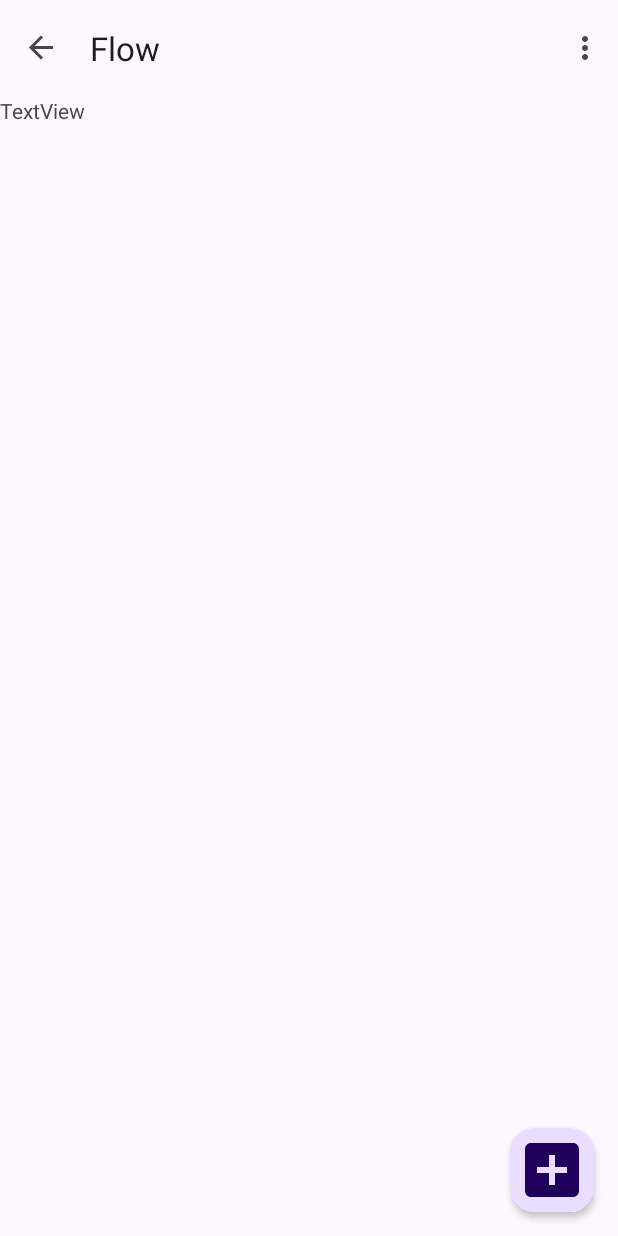
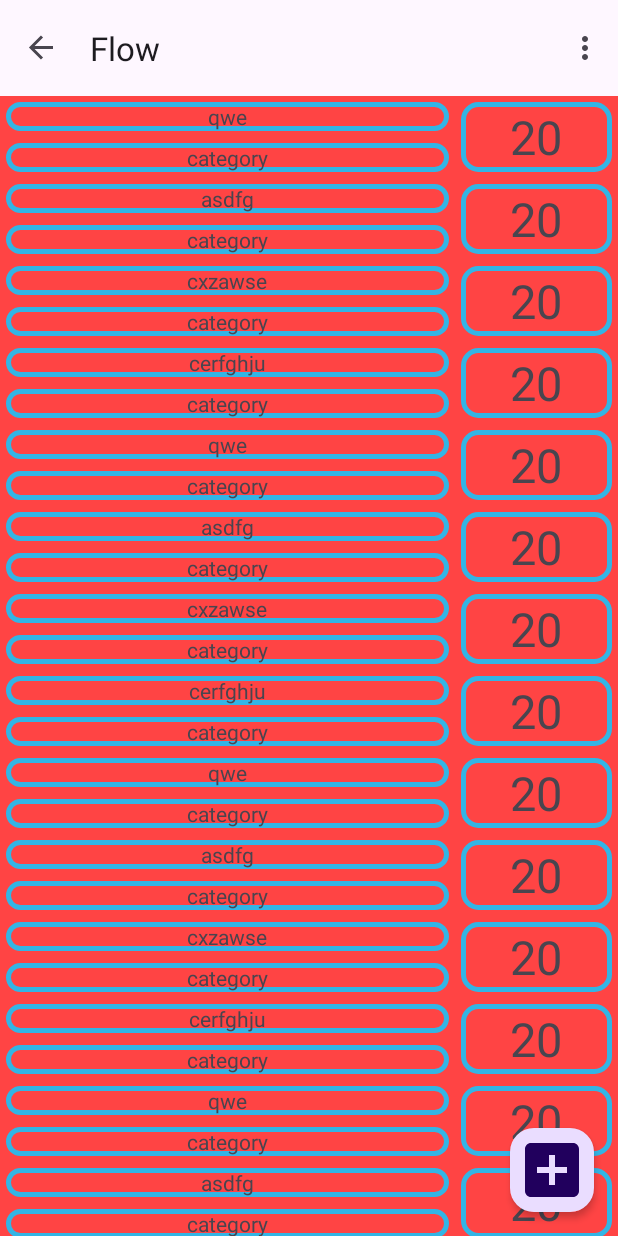
Before and after one commit to Vlad421/BillManager, an Android app: the AddFragment screen opened through its navigation route, on a phone screen of 412 x 824 dp. Run offline under Robolectric (Android 15) with nearby library versions, the phone set to English and light mode, and no system bars; our stand-ins replace navigation-ui.

Commit message:
- basic template for list element, basic Entry class

```diff
--- a/app/src/main/java/my/sdlc/billmanager/AddFragment.java
+++ b/app/src/main/java/my/sdlc/billmanager/AddFragment.java
@@ -1,8 +1,12 @@
 package my.sdlc.billmanager;
 
+import android.content.Context;
 import android.os.Bundle;
 
+import androidx.annotation.NonNull;
 import androidx.fragment.app.Fragment;
+import androidx.recyclerview.widget.LinearLayoutManager;
+import androidx.recyclerview.widget.RecyclerView;
 
 import android.view.LayoutInflater;
 import android.view.View;
@@ -14,13 +18,33 @@ public class AddFragment extends Fragment {
 
     public AddFragment() {
         // Required empty public constructor
+
+
     }
 
 
     @Override
     public View onCreateView(LayoutInflater inflater, ViewGroup container,
                              Bundle savedInstanceState) {
-        // Inflate the layout for this fragment
-        return inflater.inflate(R.layout.fragment_add, container, false);
+
+        ViewGroup view = (ViewGroup) inflater.inflate(R.layout.fragment_add, container, false);
+
+
+
+        FlowListAdapter customAdapter = new FlowListAdapter(new String[] {"qwe","asdfg","cxzawse","cerfghju","qwe","asdfg","cxzawse","cerfghju","qwe","asdfg","cxzawse","cerfghju","qwe","asdfg","cxzawse","cerfghju"});
+
+
+        RecyclerView flowView = view.findViewById(R.id.recycler_view);
+        flowView.setLayoutManager(new LinearLayoutManager(getActivity()));
+
+
+        flowView.setAdapter(customAdapter);
+
+        return view;
+    }
+
+    @Override
+    public void onAttach(@NonNull Context context) {
+        super.onAttach(context);
     }
 }
--- /dev/null
+++ b/app/src/main/java/my/sdlc/billmanager/FlowListAdapter.java
@@ -0,0 +1,55 @@
+package my.sdlc.billmanager;
+
+
+import android.view.LayoutInflater;
+import android.view.View;
+import android.view.ViewGroup;
+import android.widget.TextView;
+
+import androidx.annotation.NonNull;
+import androidx.recyclerview.widget.RecyclerView;
+
+public class FlowListAdapter extends RecyclerView.Adapter<FlowListAdapter.EntryHolder> {
+
+    String[] data;
+
+    class EntryHolder extends RecyclerView.ViewHolder {
+        TextView text;
+
+        public EntryHolder(@NonNull View itemView) {
+            super(itemView);
+
+            text = itemView.findViewById(R.id.entry_item_description);
+        }
+
+        public TextView getTextView() {
+            return text;
+        }
+    }
+
+
+    public FlowListAdapter(String[] data) {
+        this.data = data;
+    }
+
+    @NonNull
+    @Override
+    public EntryHolder onCreateViewHolder(@NonNull ViewGroup parent, int viewType) {
+        View view = LayoutInflater.from(parent.getContext())
+                .inflate(R.layout.list_flow_element, parent, false);
+
+        return new EntryHolder(view);
+    }
+
+    @Override
+    public void onBindViewHolder(@NonNull EntryHolder holder, int position) {
+        holder.getTextView().setText(data[position]);
+    }
+
+    @Override
+    public int getItemCount() {
+        return data.length;
+    }
+
+
+}
--- /dev/null
+++ b/app/src/main/java/my/sdlc/billmanager/entity/Earn.java
@@ -0,0 +1,5 @@
+package my.sdlc.billmanager.entity;
+
+public class Earn extends Entry{
+
+}
--- /dev/null
+++ b/app/src/main/java/my/sdlc/billmanager/entity/Spent.java
@@ -0,0 +1,4 @@
+package my.sdlc.billmanager.entity;
+
+public class Spent extends Entry{
+}
--- a/app/src/main/java/my/sdlc/billmanager/helpers/Constants.java
+++ b/app/src/main/java/my/sdlc/billmanager/helpers/Constants.java
@@ -17,6 +17,8 @@ public class Constants {
         }
 
     }
-
+    public enum Month {
+        January, February, March, April, May, June, July, August, September, October, November, December;
+    }
 
 }
--- a/app/src/main/java/my/sdlc/billmanager/helpers/dataBase/SpentTable.java
+++ b/app/src/main/java/my/sdlc/billmanager/helpers/dataBase/SpentTable.java
@@ -11,8 +11,9 @@ public class SpentTable extends Table{
     protected static final String CATEGORY = "category";
     protected static final String AMOUNT = "amount";
     protected static final String IMAGE = "image";
-    protected static final String DATE = "date";
-    protected static final String MONTH = "date_month";
+    protected static final String DAY = "day";
+    protected static final String MONTH = "month";
+    protected static final String YEAR = "year";
 
 
     public static SpentTable getInstance() {
--- /dev/null
+++ b/app/src/main/res/drawable/box_border.xml
@@ -0,0 +1,7 @@
+<?xml version="1.0" encoding="utf-8"?>
+<shape android:shape="rectangle" xmlns:android="http://schemas.android.com/apk/res/android">
+
+    <stroke android:color="@android:color/holo_blue_light"/>
+    <stroke android:width="3dp"/>
+    <corners android:radius="10dp"/>
+</shape>
--- a/app/src/main/res/layout/fragment_add.xml
+++ b/app/src/main/res/layout/fragment_add.xml
@@ -7,22 +7,16 @@
 
 
     <androidx.recyclerview.widget.RecyclerView
-        android:id="@+id/recyclerView"
+        android:id="@+id/recycler_view"
         android:layout_width="match_parent"
         android:layout_height="0dp"
+
         app:layout_constraintBottom_toBottomOf="parent"
         app:layout_constraintEnd_toEndOf="parent"
         app:layout_constraintStart_toStartOf="parent"
         app:layout_constraintTop_toTopOf="parent" />
 
-    <TextView
-        android:id="@+id/textView2"
-        android:layout_width="wrap_content"
-        android:layout_height="wrap_content"
-        android:text="TextView"
-        tools:ignore="MissingConstraints"
-        tools:layout_editor_absoluteX="180dp"
-        tools:layout_editor_absoluteY="312dp" />
+
 
 
 </androidx.constraintlayout.widget.ConstraintLayout>
--- /dev/null
+++ b/app/src/main/res/layout/list_flow_element.xml
@@ -0,0 +1,59 @@
+<?xml version="1.0" encoding="utf-8"?>
+<androidx.constraintlayout.widget.ConstraintLayout xmlns:android="http://schemas.android.com/apk/res/android"
+    xmlns:app="http://schemas.android.com/apk/res-auto"
+    android:layout_width="match_parent"
+    android:layout_height="wrap_content"
+    android:background="@android:color/holo_red_light">
+
+    <LinearLayout
+        android:id="@+id/text_info"
+        android:layout_width="0dp"
+        android:layout_height="wrap_content"
+        android:orientation="vertical"
+        app:layout_constraintEnd_toStartOf="@id/entry_amount"
+        app:layout_constraintHorizontal_bias="0.51"
+        app:layout_constraintHorizontal_weight="6"
+        app:layout_constraintStart_toStartOf="parent"
+        app:layout_constraintTop_toTopOf="parent">
+
+        <TextView
+            android:id="@+id/entry_item_description"
+            android:layout_width="match_parent"
+            android:layout_height="wrap_content"
+            android:text="entry description"
+            android:textAlignment="center"
+            android:layout_margin="4dp"
+            android:background="@drawable/box_border"
+
+
+            />
+
+        <TextView
+            android:id="@+id/entry_category"
+            android:layout_width="match_parent"
+            android:layout_height="wrap_content"
+            android:layout_gravity="center"
+            android:gravity="center"
+            android:text="category"
+            android:layout_margin="4dp"
+            android:background="@drawable/box_border"/>
+
+
+    </LinearLayout>
+
+    <TextView
+        android:id="@+id/entry_amount"
+        android:layout_width="0dp"
+        android:layout_height="0dp"
+        android:gravity="center"
+        android:text="20"
+        android:textSize="14pt"
+        android:layout_margin="4dp"
+        app:layout_constraintBottom_toBottomOf="parent"
+        app:layout_constraintEnd_toEndOf="parent"
+        app:layout_constraintHorizontal_weight="2"
+        app:layout_constraintStart_toEndOf="@id/text_info"
+        app:layout_constraintTop_toTopOf="parent"
+        android:background="@drawable/box_border"/>
+
+</androidx.constraintlayout.widget.ConstraintLayout>
```
Also changed, not shown: app/src/main/java/my/sdlc/billmanager/Entry.java (deleted, +0 -9 lines), app/src/main/java/my/sdlc/billmanager/entity/Entry.java (added, +54 -0 lines), app/src/main/java/my/sdlc/billmanager/helpers/dataBase/Table.java (+9 -0 lines).
